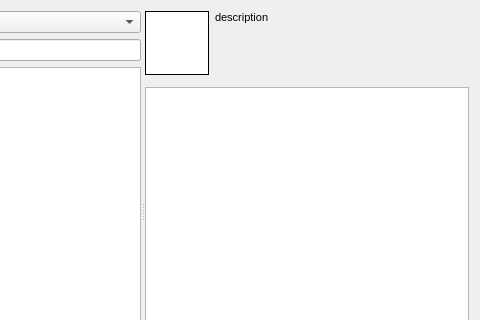
Qt form starcheat/templates/ItemBrowser.ui (wizzomafizzo/starcheat) before a commit; both pictures show x 195 to 675 and y 0 to 320 of the 675 by 450 pixel window.
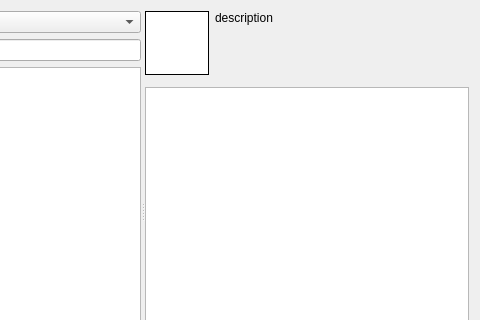
The same form after that commit.

The edit to the form file:
```diff
--- a/starcheat/templates/ItemBrowser.ui
+++ b/starcheat/templates/ItemBrowser.ui
@@ -22,7 +22,7 @@
      <property name="orientation">
       <enum>Qt::Horizontal</enum>
      </property>
-     <widget class="QWidget" name="">
+     <widget class="QWidget" name="layoutWidget">
       <layout class="QGridLayout" name="gridLayout">
        <item row="0" column="1">
         <widget class="QComboBox" name="category">
@@ -89,7 +89,7 @@
        </item>
       </layout>
      </widget>
-     <widget class="QWidget" name="">
+     <widget class="QWidget" name="layoutWidget">
       <layout class="QGridLayout" name="gridLayout_2">
        <item row="0" column="0">
         <widget class="QLabel" name="item_icon">
@@ -127,11 +127,6 @@
            <verstretch>0</verstretch>
           </sizepolicy>
          </property>
-         <property name="font">
-          <font>
-           <pointsize>8</pointsize>
-          </font>
-         </property>
          <property name="text">
           <string>description</string>
          </property>
```
